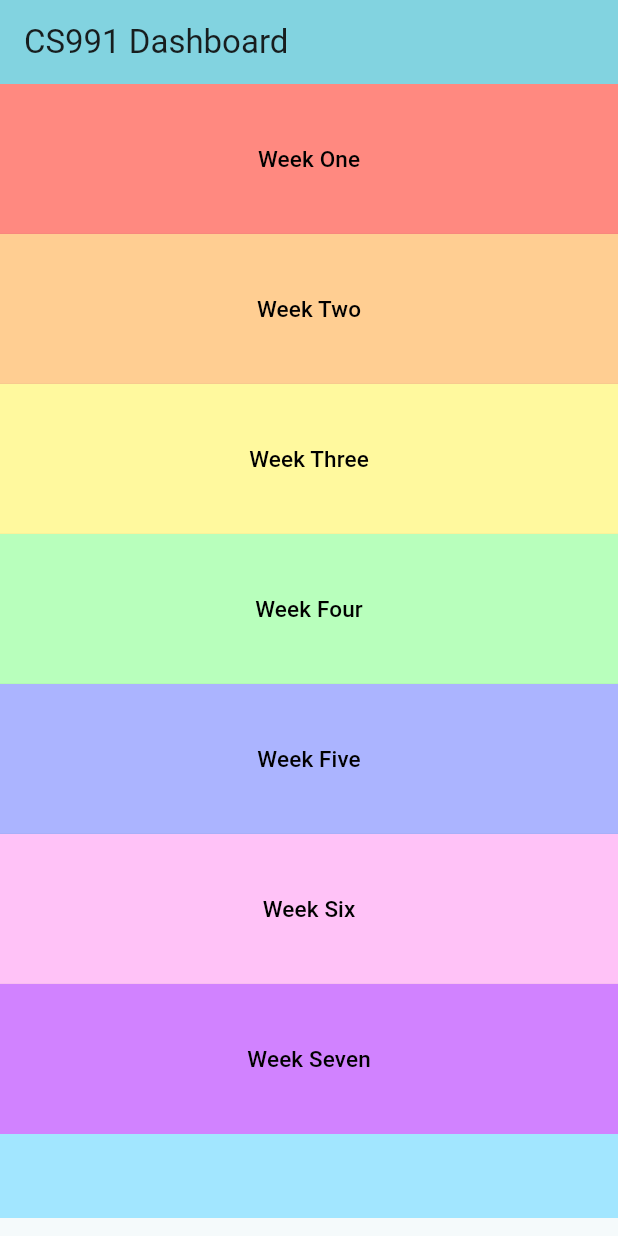
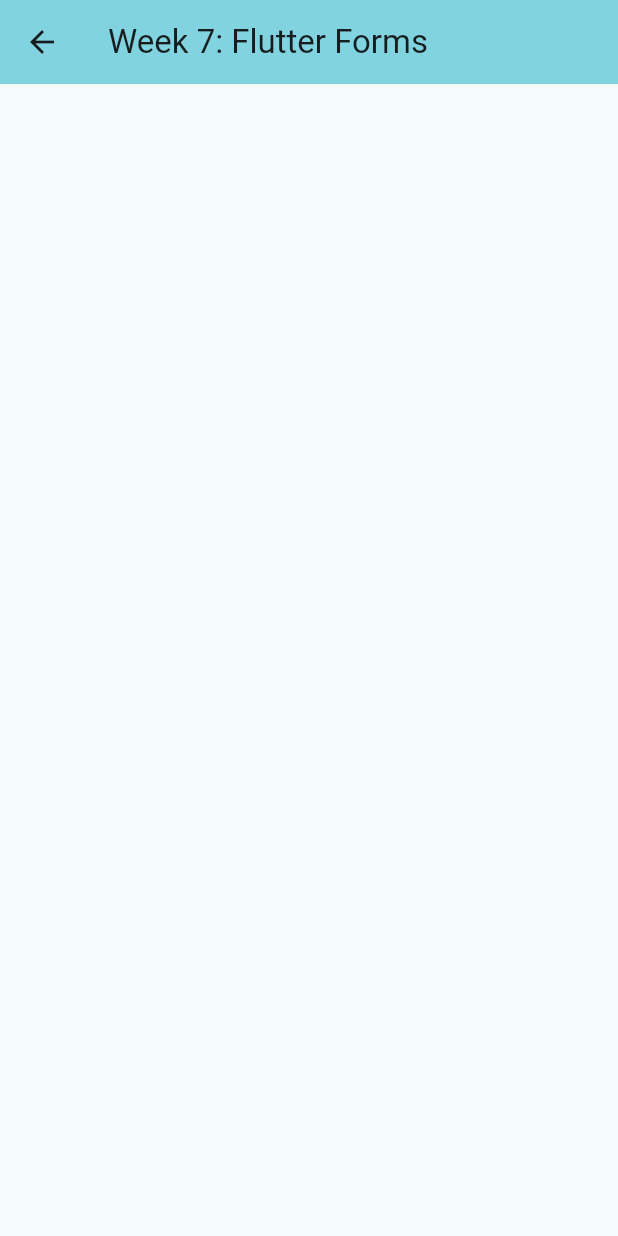
Before and after one commit to Rss1176/CS991-Application, a Flutter app: the screen it shows after launch, after a tap on "Week Seven", on a phone screen of 412 x 824 dp. Run offline on Flutter 3.47's test engine with Material 3 defaults, Android fonts, the phone set to English and light mode, and no system bars.

Commit message:
creation of weeks 4-7

```diff
--- a/lib/main.dart
+++ b/lib/main.dart
@@ -1,5 +1,12 @@
 import 'package:flutter/material.dart';
-// import 'week1.dart';
+import 'week1.dart';
+// import 'week2.dart';
+// import 'week3.dart';
+// import 'week4.dart';
+// import 'week5.dart';
+// import 'week6.dart';
+import 'week7.dart';
+
 
 void main() {
   runApp(const MyApp());
@@ -17,19 +24,19 @@ class MyApp extends StatelessWidget {
         colorScheme: ColorScheme.fromSeed(seedColor: const Color.fromARGB(255, 239, 239, 239)),
         useMaterial3: true,
       ),
-      home: const Week1(title: "CS991 Dashboard"),
+      home: const MyHomePage(title: "CS991 Dashboard"),
     );
   }
 }
 
-class Week1 extends StatefulWidget {
-  const Week1({super.key, required this.title});
+class MyHomePage extends StatefulWidget {
+  const MyHomePage({super.key, required this.title});
   final String title;
   @override
-  State<Week1> createState() => _Week1State();
+  State<MyHomePage> createState() => _MyHomePageState();
 }
 
-class _Week1State extends State<Week1> {
+class _MyHomePageState extends State<MyHomePage> {
 
   @override
   Widget build(BuildContext context) {
@@ -51,7 +58,7 @@ class _Week1State extends State<Week1> {
                 onPressed: () {
                   Navigator.push(
                       context,
-                      MaterialPageRoute(builder: (context) => const Week1(title: 'Week 1: ',)));
+                      MaterialPageRoute(builder: (context) => const Week1(title: 'Week 1: Design Principles',)));
                       },
                 style: ElevatedButton.styleFrom(
                       backgroundColor: const Color.fromARGB(255, 255, 137, 128),
@@ -142,7 +149,11 @@ class _Week1State extends State<Week1> {
               height: 100,
               width: double.infinity,
               child: ElevatedButton(
-                onPressed: () {},
+                onPressed: () {
+                  Navigator.push(
+                      context,
+                      MaterialPageRoute(builder: (context) => const Week7(title: 'Week 7: Flutter Forms',)));
+                      },
                 style: ElevatedButton.styleFrom(
                       backgroundColor: const Color.fromARGB(255, 209, 130, 255),
                       minimumSize: Size(double.infinity, 100),
--- /dev/null
+++ b/lib/week7.dart
@@ -0,0 +1,47 @@
+import 'package:flutter/material.dart';
+
+void main() {
+  runApp(const MyApp());
+}
+
+class MyApp extends StatelessWidget {
+  const MyApp({super.key});
+
+  // This widget is the root of your application.
+  @override
+  Widget build(BuildContext context) {
+    return MaterialApp(
+      title: 'Flutter Demo',
+      theme: ThemeData(
+        colorScheme: ColorScheme.fromSeed(seedColor: Colors.red),
+        useMaterial3: true,
+      ),
+      home: const Week7(title: 'Week 1: Basic Widgets'),
+    );
+  }
+}
+
+class Week7 extends StatefulWidget {
+  const Week7({super.key, required this.title});
+  final String title;
+  @override
+  State<Week7> createState() => _Week7State();
+}
+
+class _Week7State extends State<Week7> {
+
+  @override
+  Widget build(BuildContext context) {
+    return Scaffold(
+      appBar: AppBar(
+        backgroundColor: Theme.of(context).colorScheme.inversePrimary,
+        title: Text(widget.title),
+      ),
+      body: SingleChildScrollView(
+        child: Column(
+          mainAxisAlignment: MainAxisAlignment.center,
+          )
+        ),
+    );
+  }
+}
```
Also changed, not shown: lib/week4.dart (added), lib/week5.dart (added), lib/week6.dart (added).
